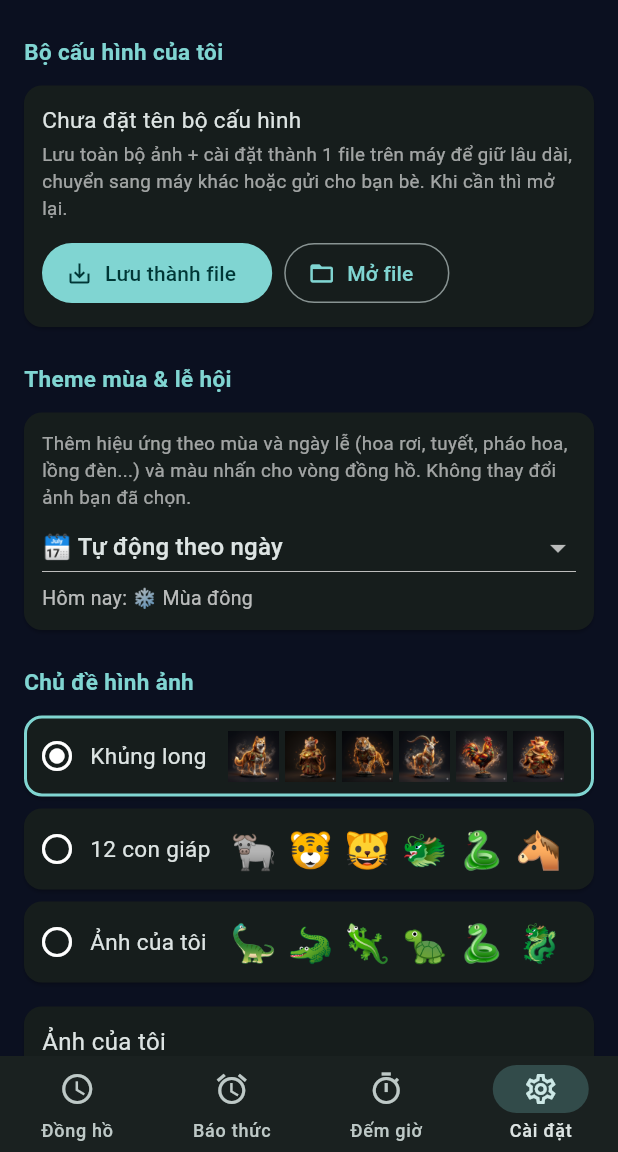
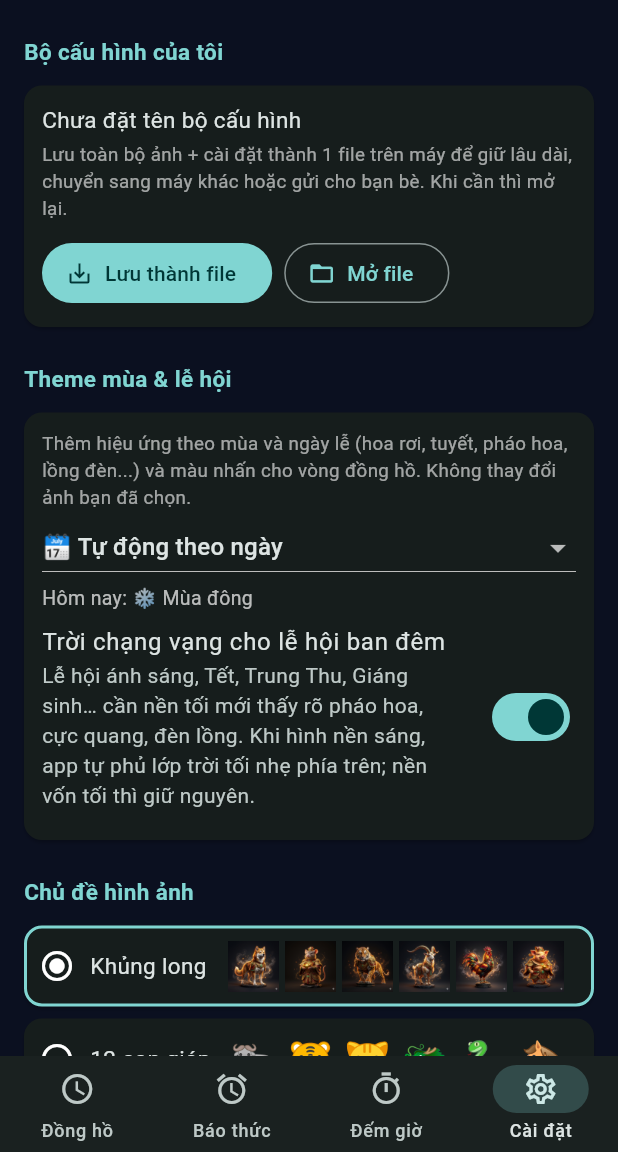
Before and after one commit to anthienlong2020/dream-watch-web, a Flutter app: the screen it shows after launch, item 4 of the bottom bar chosen, on a phone screen of 412 x 824 dp, the part 84-1236 px from its top. Run offline on Flutter 3.47's test engine with Material 3 defaults, Android fonts, the phone set to English and light mode, and no system bars; our stand-ins replace audioplayers, file_picker, shared_preferences, wakelock_plus, web; missing offline and left inert: dart:js_interop.

Commit message:
Trời chạng vạng cho lễ hội ban đêm khi nền sáng, chữ giờ/ngày có bóng đọc rõ, phone.html có thanh điều hướng
Co-Authored-By: Claude Opus 5.5 <noreply@anthropic.com>
Claude-Session: https://claude.ai/code/session_01NiCjr3WhQ3JL1BPmFVNFom

```diff
--- a/lib/screens/settings_screen.dart
+++ b/lib/screens/settings_screen.dart
@@ -1305,6 +1305,15 @@ class _SeasonSettings extends StatelessWidget {
                 if (app.seasonMode == 'auto' && today != null)
                   Text('Hôm nay: ${today.emoji} ${today.name}',
                       style: const TextStyle(fontSize: 13, color: Colors.white70)),
+                SwitchListTile(
+                  contentPadding: EdgeInsets.zero,
+                  title: const Text('Trời chạng vạng cho lễ hội ban đêm'),
+                  subtitle: const Text(
+                      'Lễ hội ánh sáng, Tết, Trung Thu, Giáng sinh… cần nền tối mới thấy rõ pháo hoa, cực quang, '
+                      'đèn lồng. Khi hình nền sáng, app tự phủ lớp trời tối nhẹ phía trên; nền vốn tối thì giữ nguyên.'),
+                  value: app.seasonNightDim,
+                  onChanged: (v) => app.update(() => app.seasonNightDim = v),
+                ),
               ],
             ),
           ),
--- a/lib/services/app_state.dart
+++ b/lib/services/app_state.dart
@@ -59,6 +59,7 @@ class AppState extends ChangeNotifier {
 
   /// Theme mùa & lễ hội: 'off' = tắt, 'auto' = tự động theo ngày, hoặc id theme.
   String seasonMode = 'auto';
+  bool seasonNightDim = true; // nền sáng + lễ hội ban đêm → phủ trời chạng vạng nhẹ
 
   /// Theme đang áp dụng (null nếu tắt).
   SeasonTheme? activeSeason([DateTime? at]) {
@@ -215,6 +216,7 @@ class AppState extends ChangeNotifier {
         'slotElement': slotElement.map((e) => e?.name).toList(),
         'effectsOn': effectsOn,
         'seasonMode': seasonMode,
+        'seasonNightDim': seasonNightDim,
         'defaultElemColor': defaultElemColor.name,
         'slotElemColor': slotElemColor.map((e) => e?.name).toList(),
         'spin360': spin360,
@@ -263,6 +265,7 @@ class AppState extends ChangeNotifier {
     }
     effectsOn = (j['effectsOn'] as bool?) ?? effectsOn;
     seasonMode = (j['seasonMode'] as String?) ?? seasonMode;
+    seasonNightDim = (j['seasonNightDim'] as bool?) ?? seasonNightDim;
     if (j['defaultElemColor'] is String) {
       defaultElemColor = elemColorFromName(j['defaultElemColor'] as String);
     }
--- a/lib/themes/season_theme.dart
+++ b/lib/themes/season_theme.dart
@@ -43,6 +43,14 @@ class SeasonTheme {
   final Color? glow; // quầng sáng nhẹ ở mép màn hình
   final List<Layer> layers;
   final bool autoOnly; // false = có thể tự chọn và cũng có thể bật tự động
+
+  /// Lễ hội "ban đêm": hiệu ứng ánh sáng (cực quang, pháo hoa, đèn lồng, đom đóm...)
+  /// chỉ nổi khi nền tối, nên nền sáng sẽ được phủ "trời chạng vạng" nhẹ.
+  bool get night => const {
+        'tet', 'giangSinh', 'trungThu', 'halloween', 'diwali', 'hoiAn', 'phatDan', 'vuLan',
+        'thaDen', 'quocKhanh', 'diaDeMuertos',
+      }.contains(id);
+
   const SeasonTheme({
     required this.id,
     required this.name,
--- a/lib/themes/theme_overlay.dart
+++ b/lib/themes/theme_overlay.dart
@@ -429,13 +429,13 @@ class ThemePainter extends CustomPainter {
     canvas.drawPath(
         band,
         Paint()
-          ..color = col.withAlpha((40 * shimmer).round())
+          ..color = col.withAlpha((55 * shimmer).round())
           ..maskFilter = MaskFilter.blur(BlurStyle.normal, unit * 0.03));
     // tia rèm dọc lung linh
     final ray = Paint()..strokeWidth = math.max(1, unit * 0.006);
     for (var i = 0; i < steps; i++) {
       final x = w * (i + 0.5) / steps;
-      final a = (0.5 + 0.5 * math.sin(x * 0.05 + t * 2 + k)) * 65 * shimmer;
+      final a = (0.5 + 0.5 * math.sin(x * 0.05 + t * 2 + k)) * 85 * shimmer;
       final y = yAt(x);
       ray.shader = LinearGradient(
         begin: Alignment.topCenter,
```
Also changed, not shown: lib/screens/clock_screen.dart (+84 -2 lines), 1 other file.
